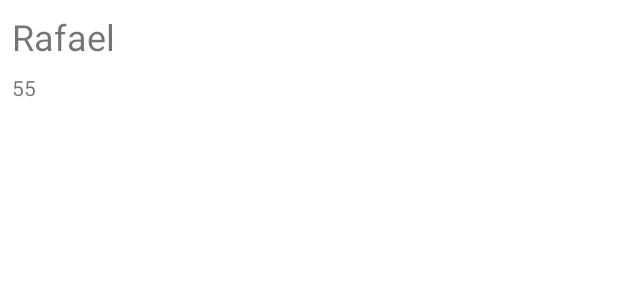
After one commit to RafaelKSalvador/bolsa_compasso_UOL, an Android app: the layout item_aluno.xml on its own in the app's theme, with its tools: preview values and no code run, on a phone screen of 412 x 824 dp. The commit adds this screen. Shown: the top 300 px of the screen. Run offline under Robolectric (Android 15) with nearby library versions, the phone set to English and light mode, and no system bars.

Commit message:
Android parte 3: Refinando o projeto

```diff
--- /dev/null
+++ b/app/src/main/res/layout/item_aluno.xml
@@ -0,0 +1,22 @@
+<?xml version="1.0" encoding="utf-8"?>
+<LinearLayout xmlns:android="http://schemas.android.com/apk/res/android"
+    xmlns:tools="http://schemas.android.com/tools"
+    android:orientation="vertical"
+    android:layout_width="match_parent"
+    android:layout_height="match_parent">
+
+    <TextView android:id="@+id/item_aluno_nome"
+        android:layout_width="match_parent"
+        android:layout_height="wrap_content"
+        android:textSize="24sp"
+        android:layout_margin="8dp"
+        tools:text="Rafael"/>
+
+    <TextView android:id="@+id/item_aluno_telefone"
+        android:layout_width="match_parent"
+        android:layout_height="wrap_content"
+        android:layout_marginStart="8dp"
+        android:layout_marginEnd="8dp"
+        tools:text="55"/>
+
+</LinearLayout>
```
Also changed, not shown: app/src/main/java/com/example/agenda/ui/activity/ListaAlunosActivity.java (+7 -4 lines), app/src/main/java/com/example/agenda/ui/adapter/ListaAlunosAdapter.java (added, +62 -0 lines).
